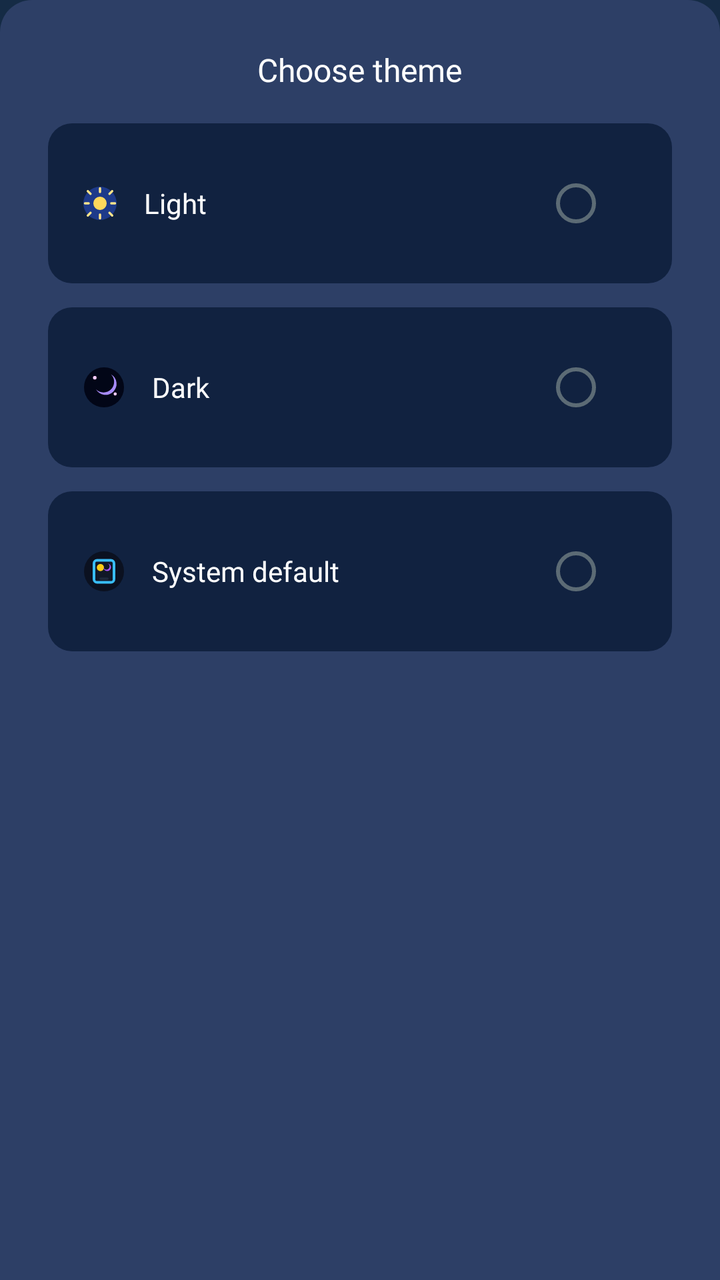
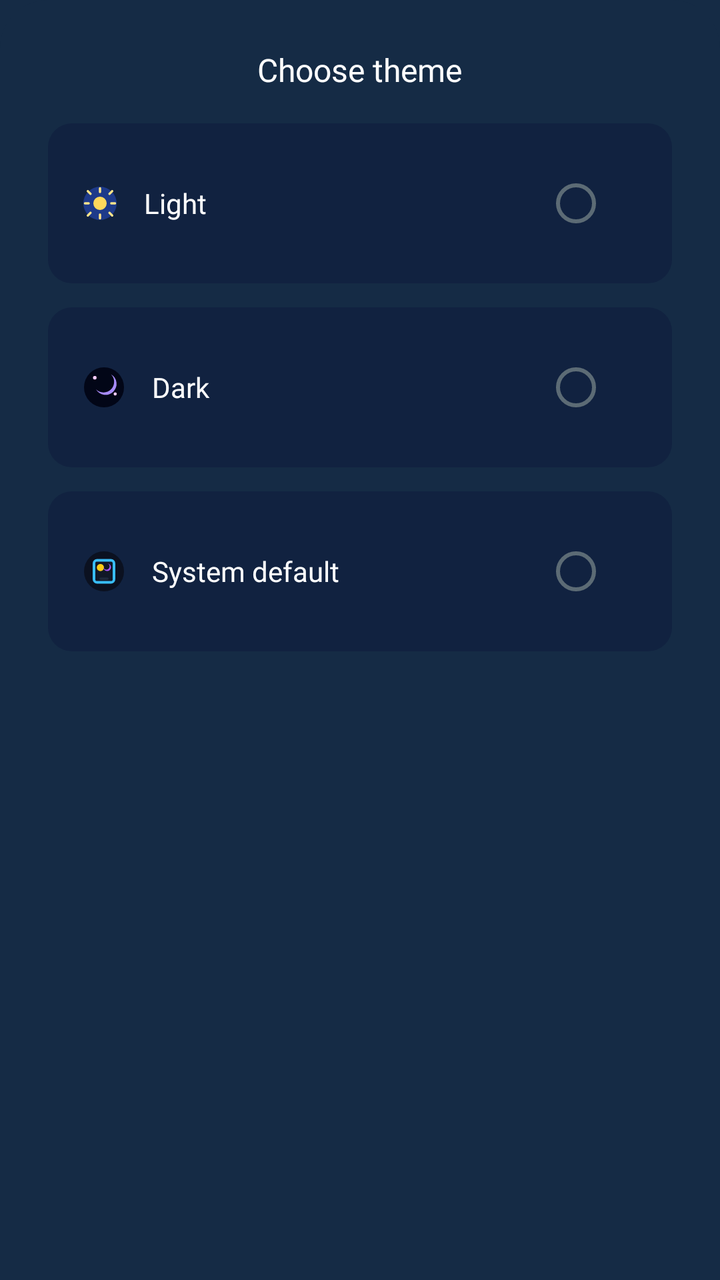

Before-and-after screenshots of an Android layout around one commit, followed by the original layout XML and the change that was made.
<!-- AndroidManifest.xml: application theme AppTheme -->
<!-- res/layout/dialog_theme_selection.xml -->
<?xml version="1.0" encoding="utf-8"?>
<LinearLayout
    xmlns:android="http://schemas.android.com/apk/res/android"
    xmlns:app="http://schemas.android.com/apk/res-auto"
    android:orientation="vertical"
    android:layout_width="match_parent"
    android:layout_height="wrap_content"
    android:background="@drawable/bg_bottomsheet"
    android:padding="24dp"
    android:gravity="center_horizontal">

    
    <TextView
        android:id="@+id/tvDialogTitle"
        android:layout_width="wrap_content"
        android:layout_height="wrap_content"
        android:text="@string/theme_selection_title"
        android:textColor="@android:color/white"
        android:textSize="16sp"
        android:fontFamily="@font/poppins_bold"
        android:gravity="center"
        android:layout_marginBottom="16dp"
        android:labelFor="@id/layoutLight" />

    
    <LinearLayout
        android:id="@+id/layoutLight"
        android:layout_width="match_parent"
        android:layout_height="wrap_content"
        android:orientation="horizontal"
        android:padding="16dp"
        android:background="@drawable/theme_bottomsheet_item"
        android:gravity="center_vertical"
        android:layout_marginBottom="12dp"
        android:contentDescription="@string/theme_selection_light_option_description">

        
        <ImageView
            android:layout_width="20dp"
            android:layout_height="20dp"
            android:layout_marginEnd="12dp"
            android:src="@drawable/ic_theme_light" />

        
        <TextView
            android:id="@+id/tvLight"
            android:layout_width="0dp"
            android:layout_weight="1"
            android:layout_height="wrap_content"
            android:text="@string/theme_selection_light"
            android:textColor="@android:color/white"
            android:textSize="14sp"
            android:fontFamily="@font/inter_medium" />

        
        <com.google.android.material.radiobutton.MaterialRadioButton
            android:id="@+id/radioLight"
            android:layout_width="wrap_content"
            android:layout_height="wrap_content"
            android:focusable="false"
            android:clickable="false" />
    </LinearLayout>

    
    <LinearLayout
        android:id="@+id/layoutDark"
        android:layout_width="match_parent"
        android:layout_height="wrap_content"
        android:orientation="horizontal"
        android:padding="16dp"
        android:background="@drawable/theme_bottomsheet_item"
        android:gravity="center_vertical"
        android:layout_marginBottom="12dp"
        android:contentDescription="@string/theme_selection_dark_option_description">

        
        <ImageView
            android:layout_width="24dp"
            android:layout_height="24dp"
            android:layout_marginEnd="12dp"
            android:src="@drawable/ic_theme_dark" />

        
        <TextView
            android:id="@+id/tvDark"
            android:layout_width="0dp"
            android:layout_weight="1"
            android:layout_height="wrap_content"
            android:text="@string/theme_selection_dark"
            android:textColor="@android:color/white"
            android:textSize="14sp"
            android:fontFamily="@font/inter_medium" />

        
        <com.google.android.material.radiobutton.MaterialRadioButton
            android:id="@+id/radioDark"
            android:layout_width="wrap_content"
            android:layout_height="wrap_content"
            android:focusable="false"
            android:clickable="false" />
    </LinearLayout>

    
    <LinearLayout
        android:id="@+id/layoutSystem"
        android:layout_width="match_parent"
        android:layout_height="wrap_content"
        android:orientation="horizontal"
        android:padding="16dp"
        android:background="@drawable/theme_bottomsheet_item"
        android:gravity="center_vertical"
        android:contentDescription="@string/theme_selection_system_option_description">

        
        <ImageView
            android:layout_width="24dp"
            android:layout_height="24dp"
            android:layout_marginEnd="12dp"
            android:src="@drawable/ic_theme_system" />

        
        <TextView
            android:id="@+id/tvSystem"
            android:layout_width="0dp"
            android:layout_weight="1"
            android:layout_height="wrap_content"
            android:text="@string/theme_selection_system_default"
            android:textColor="@android:color/white"
            android:textSize="14sp"
            android:fontFamily="@font/inter_medium" />

        
        <com.google.android.material.radiobutton.MaterialRadioButton
            android:id="@+id/radioSystem"
            android:layout_width="wrap_content"
            android:layout_height="wrap_content"
            android:focusable="false"
            android:clickable="false" />
    </LinearLayout>
</LinearLayout>
<!-- resources referenced by this layout -->
<resources>
  <!-- drawable bg_bottomsheet (drawable) -->
  <?xml version="1.0" encoding="utf-8"?>
  <shape xmlns:android="http://schemas.android.com/apk/res/android"
      android:shape="rectangle">
      <solid android:color="#0A192F" />
      <corners android:topLeftRadius="16dp" android:topRightRadius="16dp"/>
      <solid android:color="@color/settings_divider" />
  </shape>
  <!-- drawable ic_theme_dark (drawable) -->
  <?xml version="1.0" encoding="utf-8"?>
  <vector xmlns:android="http://schemas.android.com/apk/res/android"
      android:width="24dp"
      android:height="24dp"
      android:viewportWidth="24"
      android:viewportHeight="24">
  
      
      <path
          android:fillColor="#020617"
          android:pathData="M12,2a10,10 0 1,0 0,20a10,10 0 1,0 0,-20z" />
  
      
      <path
          android:fillColor="#A78BFA"
          android:pathData="
              M15.5,5.5
              A5.5,5.5 0 1,1 8,13
              A4.5,4.5 0 1,0 15.5,5.5z" />
  
      
      <path
          android:fillColor="#FACCFF"
          android:pathData="M6.5,7.2a0.9,0.9 0 1,0 1.8,0a0.9,0.9 0 1,0 -1.8,0z" />
      <path
          android:fillColor="#FACCFF"
          android:pathData="M16.8,15.3a0.8,0.8 0 1,0 1.6,0a0.8,0.8 0 1,0 -1.6,0z" />
  </vector>
  <!-- drawable ic_theme_light (drawable) -->
  <?xml version="1.0" encoding="utf-8"?>
  <vector xmlns:android="http://schemas.android.com/apk/res/android"
      android:width="24dp"
      android:height="24dp"
      android:viewportWidth="24"
      android:viewportHeight="24">
  
      
      <path
          android:fillColor="#1E3A8A"
          android:pathData="M12,2a10,10 0 1,0 0,20a10,10 0 1,0 0,-20z" />
  
      
      <path
          android:fillColor="#FFD85C"
          android:pathData="M12,8a4,4 0 1,0 0,8a4,4 0 1,0 0,-8z" />
  
      
      <path
          android:strokeWidth="1.4"
          android:strokeColor="#FFE58A"
          android:strokeLineCap="round"
          android:fillColor="@android:color/transparent"
          android:pathData="
              M12,3 L12,5.2
              M12,18.8 L12,21
              M4.7,4.7 L6.3,6.3
              M17.7,17.7 L19.3,19.3
              M3,12 L5.2,12
              M18.8,12 L21,12
              M4.7,19.3 L6.3,17.7
              M17.7,6.3 L19.3,4.7" />
  </vector>
  <!-- drawable theme_bottomsheet_item (drawable) -->
  <?xml version="1.0" encoding="utf-8"?>
    
  <shape xmlns:android="http://schemas.android.com/apk/res/android"  
      android:shape="rectangle">  
      <solid android:color="#112240"/>   
      <corners android:radius="12dp"/>  
  </shape>
  <string name="theme_selection_dark">Dark</string>
  <string name="theme_selection_dark_option_description">Select dark theme</string>
  <string name="theme_selection_light">Light</string>
  <string name="theme_selection_light_option_description">Select light theme</string>
  <string name="theme_selection_system_default">System default</string>
  <string name="theme_selection_system_option_description">Select system default theme</string>
  <string name="theme_selection_title">Choose theme</string>
  <color name="settings_divider">#2D3F66</color>
  <color name="md_theme_light_primary">#2196F3</color>
  <color name="md_theme_light_onPrimary">#FFFFFF</color>
  <color name="md_theme_light_secondary">#4A6363</color>
  <color name="md_theme_light_onSecondary">#FFFFFF</color>
  <color name="md_theme_light_background">#152B45</color>
  <color name="md_theme_light_surface">#152B45</color>
  <color name="md_theme_light_onSurface">#E0E6ED</color>
  <color name="md_theme_light_surfaceVariant">#233042</color>
  <color name="md_theme_light_onSurfaceVariant">#5C6B75</color>
  <color name="md_theme_light_outline">#455A64</color>
  <color name="md_theme_light_outlineVariant">#37474F</color>
  <color name="md_theme_light_error">#D32F2F</color>
  <color name="md_theme_light_onError">#FFFFFF</color>
  <!-- unchanged entries left out for length: 2 -->
</resources>

<!-- the commit's change to res/layout/dialog_theme_selection.xml (unified diff, before → after) -->
@@ -5,7 +5,7 @@
     android:orientation="vertical"
     android:layout_width="match_parent"
     android:layout_height="wrap_content"
-    android:background="@drawable/bg_bottomsheet"
+    android:background="@drawable/bg_bottomsheet_rounded"
     android:padding="24dp"
     android:gravity="center_horizontal">
 
<!-- resource entries referenced after the edit -->
@@ -1,12 +1,17 @@
 <!-- resources referenced by this layout -->
 <resources>
-  <!-- drawable bg_bottomsheet (drawable) -->
+  <!-- drawable bg_bottomsheet_rounded (drawable) -->
   <?xml version="1.0" encoding="utf-8"?>
   <shape xmlns:android="http://schemas.android.com/apk/res/android"
       android:shape="rectangle">
-      <solid android:color="#0A192F" />
-      <corners android:topLeftRadius="16dp" android:topRightRadius="16dp"/>
-      <solid android:color="@color/settings_divider" />
+  
+      <corners
+          android:topLeftRadius="24dp"
+          android:topRightRadius="24dp"
+          android:bottomLeftRadius="0dp"
+          android:bottomRightRadius="0dp" />
+  
+      <solid android:color="@color/background_color" />
   </shape>
   <!-- drawable ic_theme_dark (drawable) -->
   <?xml version="1.0" encoding="utf-8"?>
@@ -86,7 +91,7 @@
   <string name="theme_selection_system_default">System default</string>
   <string name="theme_selection_system_option_description">Select system default theme</string>
   <string name="theme_selection_title">Choose theme</string>
-  <color name="settings_divider">#2D3F66</color>
+  <color name="background_color">#152B45</color>
   <color name="md_theme_light_primary">#2196F3</color>
   <color name="md_theme_light_onPrimary">#FFFFFF</color>
   <color name="md_theme_light_secondary">#4A6363</color>
